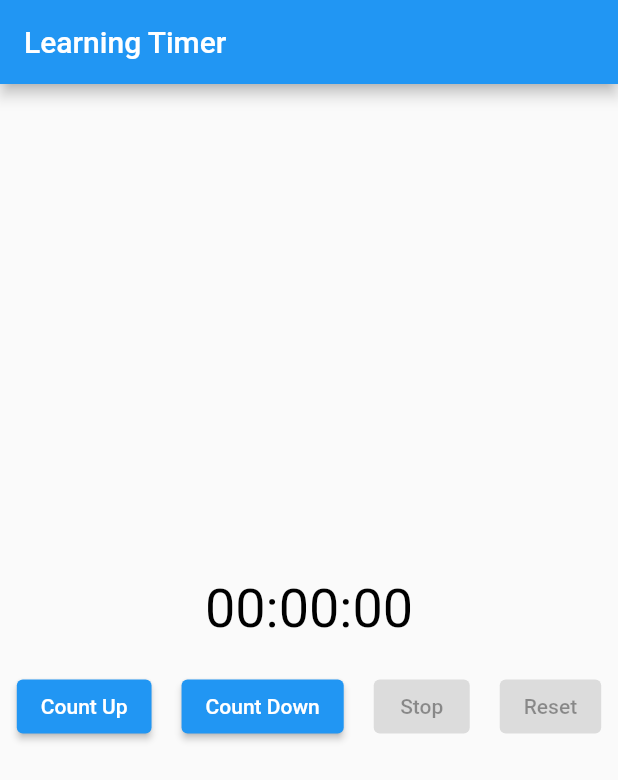
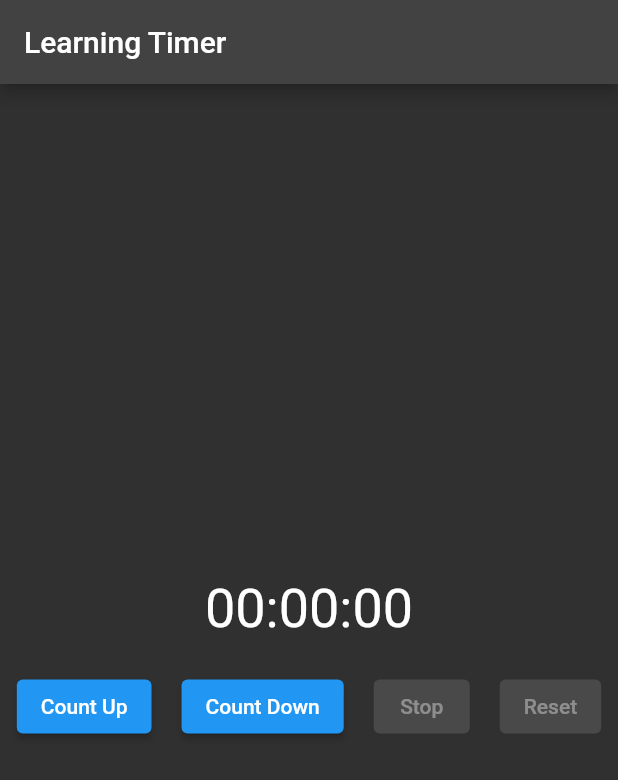
Before and after one commit to KiraResari/learning-timer, a Flutter app: the screen it shows after launch, on a phone screen of 412 x 824 dp. Shown: the top 780 px of the screen. Run offline on Flutter 3.47's test engine with Material 2 defaults, Android fonts, the phone set to English and light mode, and no system bars.

Commit message:
Switched app colors to orange dark mode

```diff
--- a/lib/main.dart
+++ b/lib/main.dart
@@ -14,8 +14,10 @@ class MyApp extends StatelessWidget {
     return MaterialApp(
       title: 'Flutter Demo',
       theme: ThemeData(
-        primarySwatch: Colors.blue,
+        primarySwatch: Colors.orange,
       ),
+      themeMode: ThemeMode.dark,
+      darkTheme: ThemeData.dark(),
       home: const RefinedChatGptLearningTimer(),
     );
   }
--- a/lib/refined_chat_gpt_learning_timer.dart
+++ b/lib/refined_chat_gpt_learning_timer.dart
@@ -41,7 +41,7 @@ class RefinedChatGptLearningTimerState
         child: Column(
           mainAxisAlignment: MainAxisAlignment.center,
           children: [
-            _buildTimerDisplay(),
+            _buildTimerDisplay(context),
             const SizedBox(height: 20),
             _buildButtons(),
           ],
@@ -50,13 +50,16 @@ class RefinedChatGptLearningTimerState
     );
   }
 
-  Text _buildTimerDisplay() {
+  Text _buildTimerDisplay(BuildContext context) {
     String formattedTime = _formatDuration(_currentDuration);
+    ThemeData themeData = Theme.of(context);
     return Text(
       formattedTime,
       style: TextStyle(
         fontSize: 36,
-        color: _currentDuration.isNegative ? Colors.red : Colors.black,
+        color: _currentDuration.isNegative
+            ? Colors.red
+            : themeData.colorScheme.onBackground,
       ),
     );
   }
```
